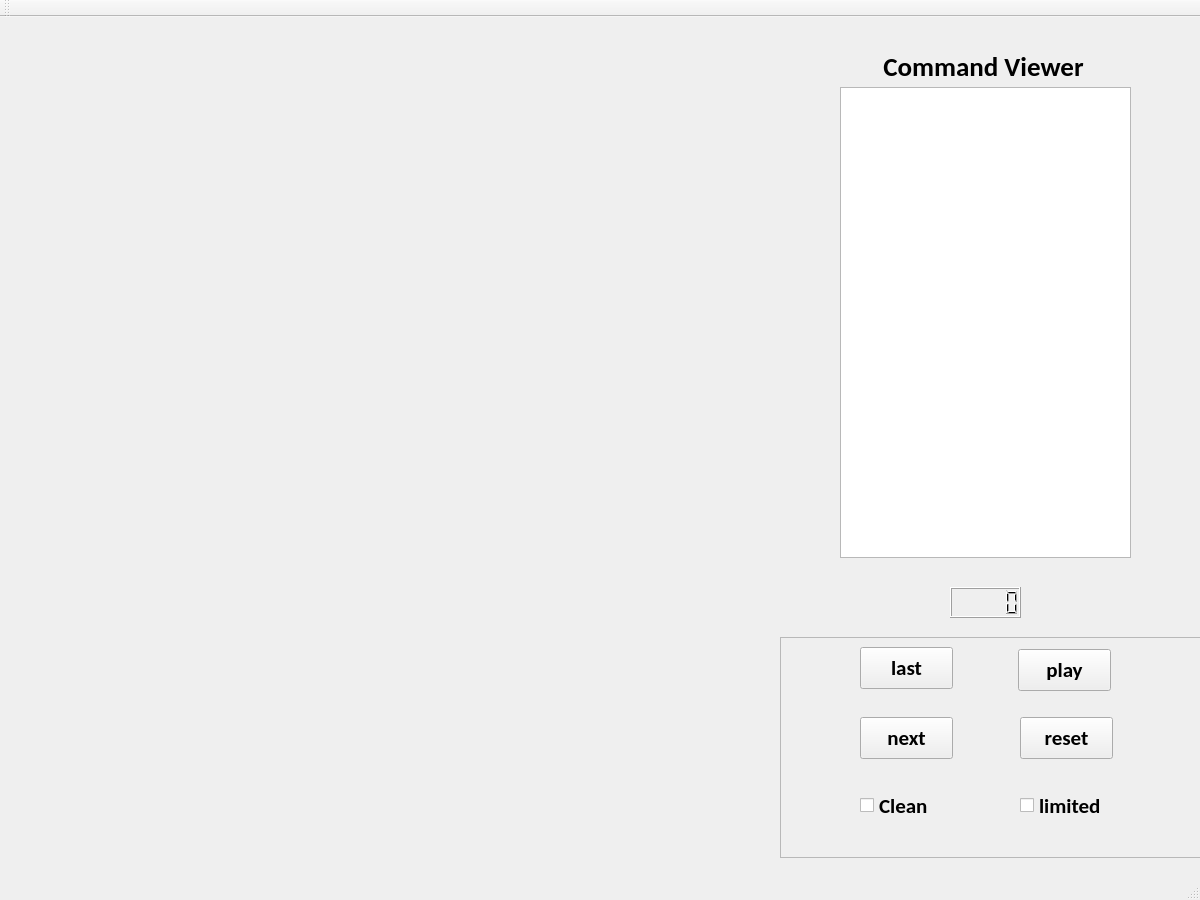
HaoyunHong/Analog-interface-of-digital-microfluidic-biochip, file BigProject/mymainwindow.ui: the form before one commit.
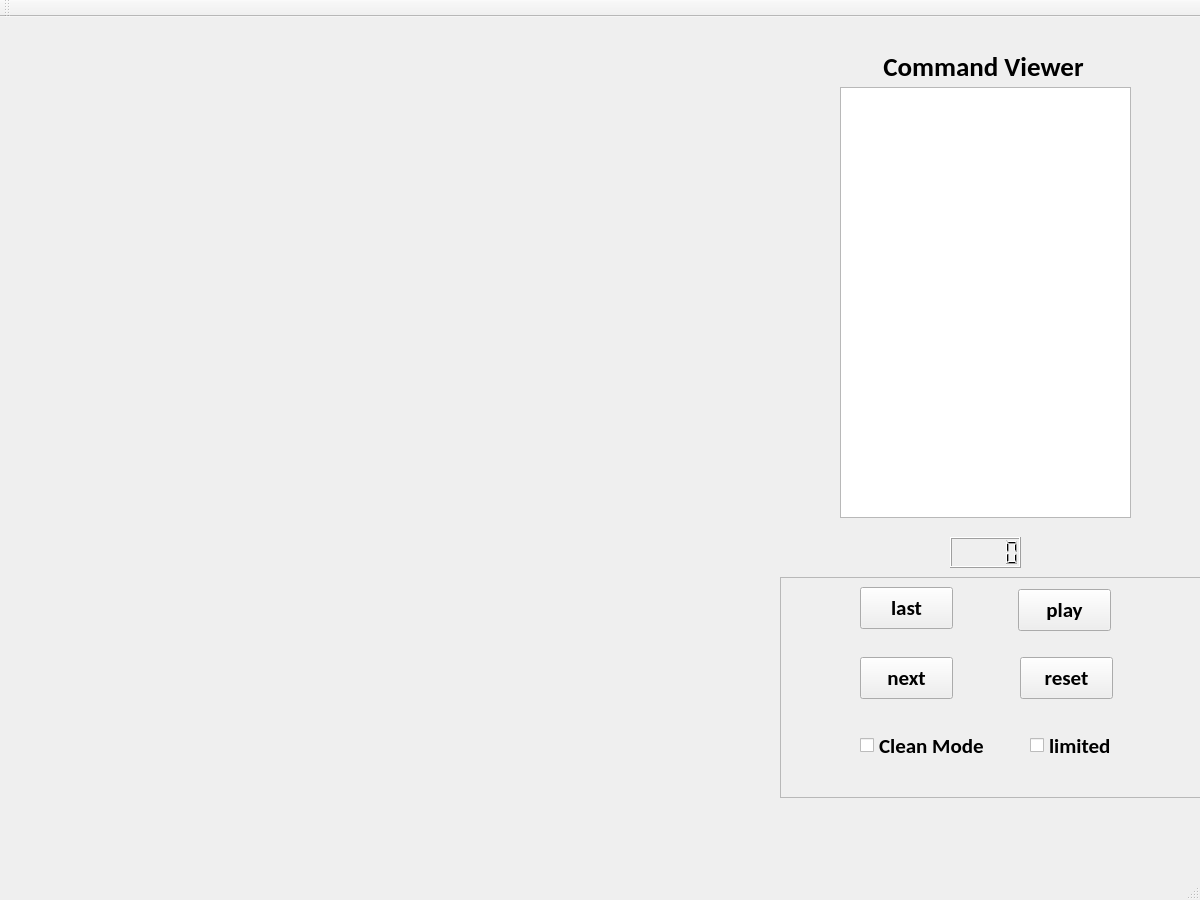
The form after the commit.

```diff
--- a/BigProject/mymainwindow.ui
+++ b/BigProject/mymainwindow.ui
@@ -35,7 +35,7 @@
     <property name="geometry">
      <rect>
       <x>780</x>
-      <y>620</y>
+      <y>560</y>
       <width>421</width>
       <height>221</height>
      </rect>
@@ -157,7 +157,7 @@
     <widget class="QCheckBox" name="limitedCheckBox">
      <property name="geometry">
       <rect>
-       <x>240</x>
+       <x>250</x>
        <y>150</y>
        <width>107</width>
        <height>37</height>
@@ -186,7 +186,7 @@
       <rect>
        <x>80</x>
        <y>150</y>
-       <width>89</width>
+       <width>161</width>
        <height>37</height>
       </rect>
      </property>
@@ -205,7 +205,7 @@
       </font>
      </property>
      <property name="text">
-      <string>Clean</string>
+      <string>Clean Mode</string>
      </property>
     </widget>
    </widget>
@@ -215,7 +215,7 @@
       <x>770</x>
       <y>20</y>
       <width>431</width>
-      <height>601</height>
+      <height>541</height>
      </rect>
     </property>
     <property name="sizePolicy">
@@ -257,7 +257,7 @@
        <x>70</x>
        <y>50</y>
        <width>291</width>
-       <height>471</height>
+       <height>431</height>
       </rect>
      </property>
      <property name="sizePolicy">
@@ -282,7 +282,7 @@
      <property name="geometry">
       <rect>
        <x>180</x>
-       <y>550</y>
+       <y>500</y>
        <width>71</width>
        <height>31</height>
       </rect>
```
